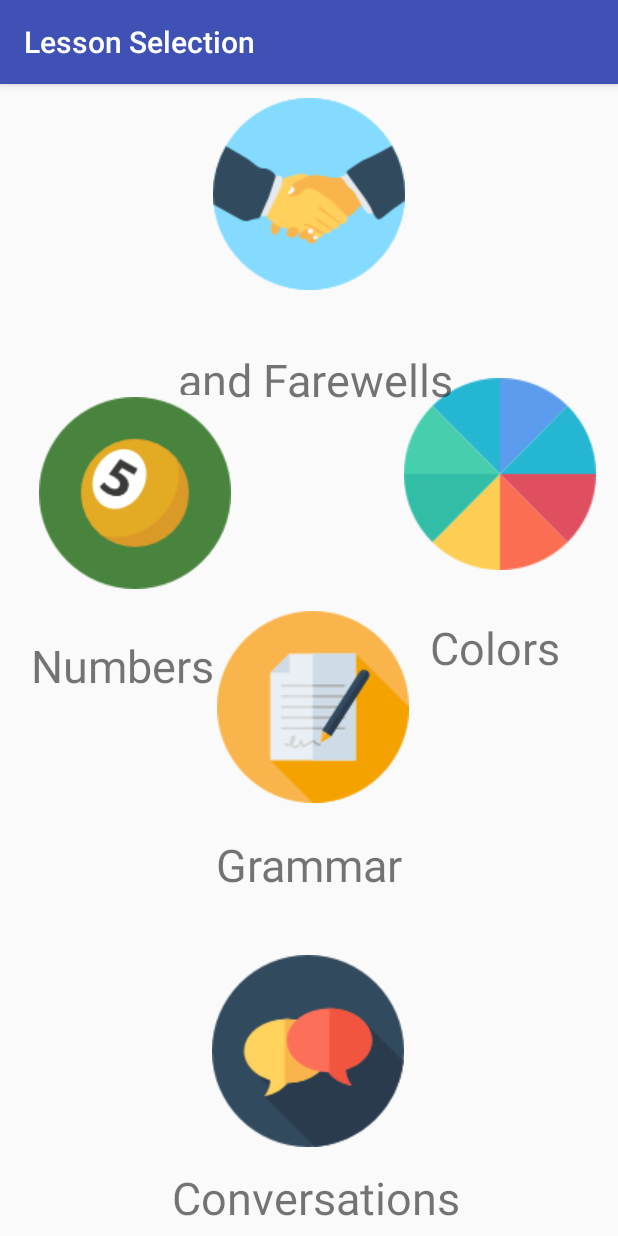
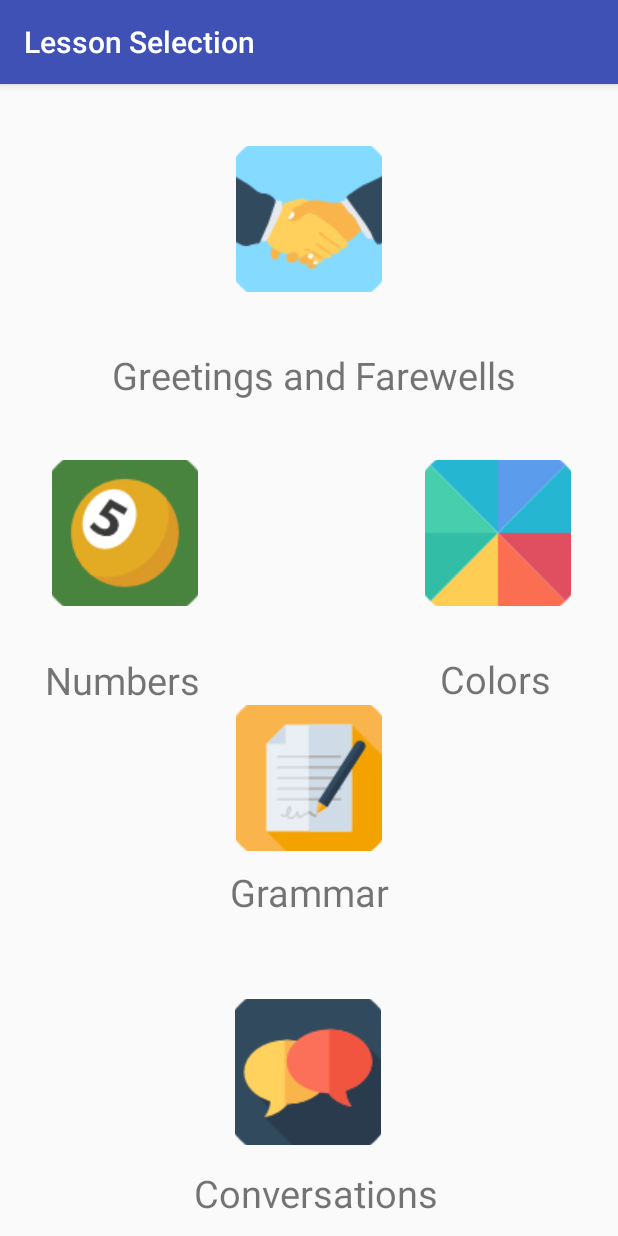
Before and after one commit to E-Chee/Chinglish, an Android app: the fragment LessonSelectFragment shown on its own in the app's theme, on a phone screen of 412 x 824 dp. Run offline under Robolectric (Android 15) with nearby library versions, the light colour scheme and no system bars.

Commit message:
Changed button size

```diff
--- a/app/src/main/res/layout/fragment_lesson_select_screen.xml
+++ b/app/src/main/res/layout/fragment_lesson_select_screen.xml
@@ -8,8 +8,8 @@
 
     <ImageButton
         android:id="@+id/greeting_button"
-        android:layout_width="wrap_content"
-        android:layout_height="wrap_content"
+        android:layout_width="97dp"
+        android:layout_height="97dp"
         android:layout_alignParentTop="true"
         android:layout_marginBottom="8dp"
         android:layout_marginEnd="8dp"
@@ -22,12 +22,12 @@
         app:layout_constraintEnd_toEndOf="parent"
         app:layout_constraintStart_toStartOf="parent"
         app:layout_constraintTop_toTopOf="parent"
-        app:layout_constraintVertical_bias="0.0" />
+        app:layout_constraintVertical_bias="0.051" />
 
     <ImageButton
         android:id="@+id/color_button"
-        android:layout_width="wrap_content"
-        android:layout_height="wrap_content"
+        android:layout_width="97dp"
+        android:layout_height="97dp"
         android:layout_alignParentTop="true"
         android:layout_marginBottom="8dp"
         android:layout_marginEnd="8dp"
@@ -38,10 +38,10 @@
         android:src="@drawable/color"
         app:layout_constraintBottom_toBottomOf="parent"
         app:layout_constraintEnd_toEndOf="parent"
-        app:layout_constraintHorizontal_bias="0.98"
+        app:layout_constraintHorizontal_bias="0.922"
         app:layout_constraintStart_toStartOf="parent"
         app:layout_constraintTop_toTopOf="parent"
-        app:layout_constraintVertical_bias="0.3" />
+        app:layout_constraintVertical_bias="0.371" />
 
     <TextView
         android:id="@+id/greetings_textview"
@@ -51,9 +51,9 @@
         android:layout_marginEnd="8dp"
         android:layout_marginStart="8dp"
         android:layout_marginTop="8dp"
-        android:text=" and Farewells"
+        android:text=" Greetings and Farewells"
         android:textAlignment="center"
-        android:textSize="30dp"
+        android:textSize="25dp"
         app:layout_constraintBottom_toBottomOf="parent"
         app:layout_constraintEnd_toEndOf="parent"
         app:layout_constraintStart_toStartOf="parent"
@@ -70,19 +70,19 @@
         android:layout_marginTop="8dp"
         android:text="Colors"
         android:textAlignment="center"
-        android:textSize="30dp"
+        android:textSize="25dp"
         app:layout_constraintBottom_toBottomOf="parent"
         app:layout_constraintEnd_toEndOf="parent"
         app:layout_constraintHorizontal_bias="0.969"
         app:layout_constraintStart_toStartOf="parent"
         app:layout_constraintTop_toTopOf="parent"
-        app:layout_constraintVertical_bias="0.486"
+        app:layout_constraintVertical_bias="0.52"
         tools:text="Colors" />
 
     <ImageButton
         android:id="@+id/number_button"
-        android:layout_width="wrap_content"
-        android:layout_height="wrap_content"
+        android:layout_width="97dp"
+        android:layout_height="97dp"
         android:layout_alignParentTop="true"
         android:layout_marginBottom="8dp"
         android:layout_marginEnd="8dp"
@@ -93,10 +93,10 @@
         android:src="@drawable/number"
         app:layout_constraintBottom_toBottomOf="parent"
         app:layout_constraintEnd_toEndOf="parent"
-        app:layout_constraintHorizontal_bias="0.064"
+        app:layout_constraintHorizontal_bias="0.09"
         app:layout_constraintStart_toStartOf="parent"
         app:layout_constraintTop_toTopOf="parent"
-        app:layout_constraintVertical_bias="0.321" />
+        app:layout_constraintVertical_bias="0.371" />
 
     <TextView
         android:id="@+id/numbers_textview"
@@ -108,18 +108,19 @@
         android:layout_marginTop="8dp"
         android:text="Numbers"
         android:textAlignment="center"
-        android:textSize="30dp"
+        android:textSize="25dp"
         app:layout_constraintBottom_toBottomOf="parent"
         app:layout_constraintEnd_toEndOf="parent"
         app:layout_constraintHorizontal_bias="0.03"
         app:layout_constraintStart_toStartOf="parent"
         app:layout_constraintTop_toTopOf="parent"
+        app:layout_constraintVertical_bias="0.518"
         tools:text="Numbers" />
 
     <ImageButton
         android:id="@+id/conversation_button"
-        android:layout_width="wrap_content"
-        android:layout_height="wrap_content"
+        android:layout_width="97dp"
+        android:layout_height="97dp"
         android:layout_alignParentTop="true"
         android:layout_marginBottom="8dp"
         android:layout_marginEnd="8dp"
@@ -138,8 +139,8 @@
 
     <ImageButton
         android:id="@+id/grammar_button"
-        android:layout_width="wrap_content"
-        android:layout_height="wrap_content"
+        android:layout_width="97dp"
+        android:layout_height="97dp"
         android:layout_alignParentTop="true"
         android:layout_marginBottom="8dp"
         android:layout_marginEnd="8dp"
@@ -150,10 +151,9 @@
         android:src="@drawable/grammar"
         app:layout_constraintBottom_toBottomOf="parent"
         app:layout_constraintEnd_toEndOf="parent"
-        app:layout_constraintHorizontal_bias="0.51"
         app:layout_constraintStart_toStartOf="parent"
         app:layout_constraintTop_toTopOf="parent"
-        app:layout_constraintVertical_bias="0.55"
+        app:layout_constraintVertical_bias="0.62"
         app:srcCompat="@drawable/grammar" />
 
     <TextView
@@ -166,12 +166,12 @@
         android:layout_marginTop="8dp"
         android:text="Grammar"
         android:textAlignment="center"
-        android:textSize="30dp"
+        android:textSize="25dp"
         app:layout_constraintBottom_toBottomOf="parent"
         app:layout_constraintEnd_toEndOf="parent"
         app:layout_constraintStart_toStartOf="parent"
         app:layout_constraintTop_toTopOf="parent"
-        app:layout_constraintVertical_bias="0.69" />
+        app:layout_constraintVertical_bias="0.72" />
 
     <TextView
         android:id="@+id/conversation_textview"
@@ -182,7 +182,7 @@
         android:layout_marginTop="8dp"
         android:text="Conversations"
         android:textAlignment="center"
-        android:textSize="30dp"
+        android:textSize="25dp"
         app:layout_constraintBottom_toBottomOf="parent"
         app:layout_constraintEnd_toEndOf="parent"
         app:layout_constraintStart_toStartOf="parent"
```
